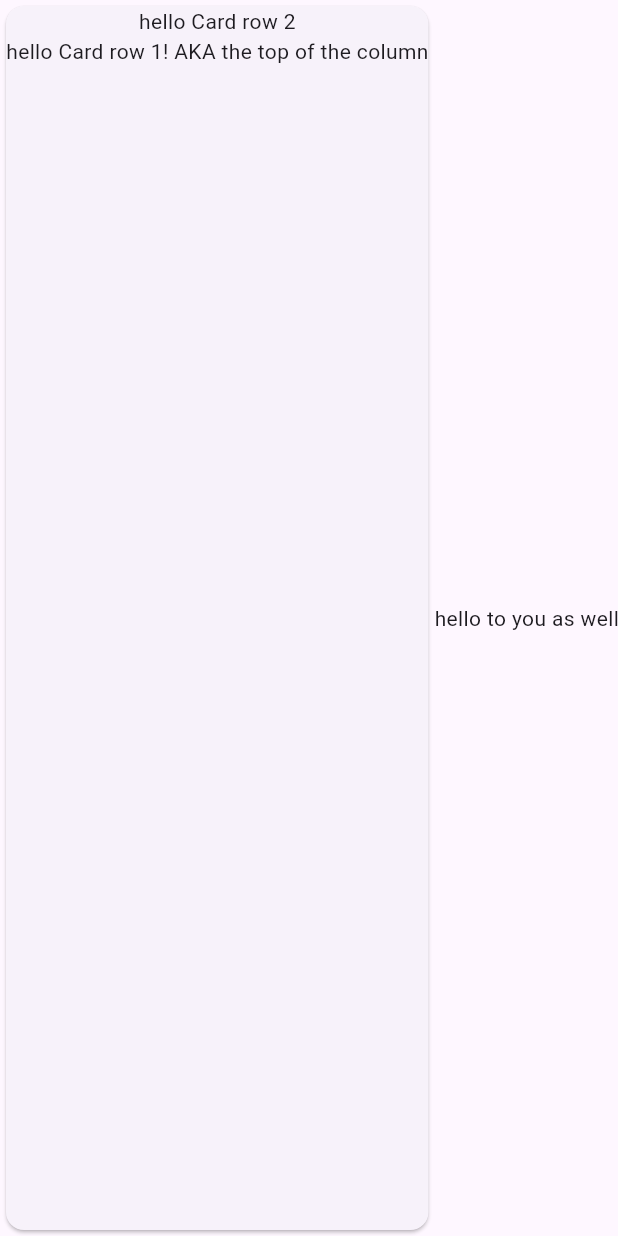
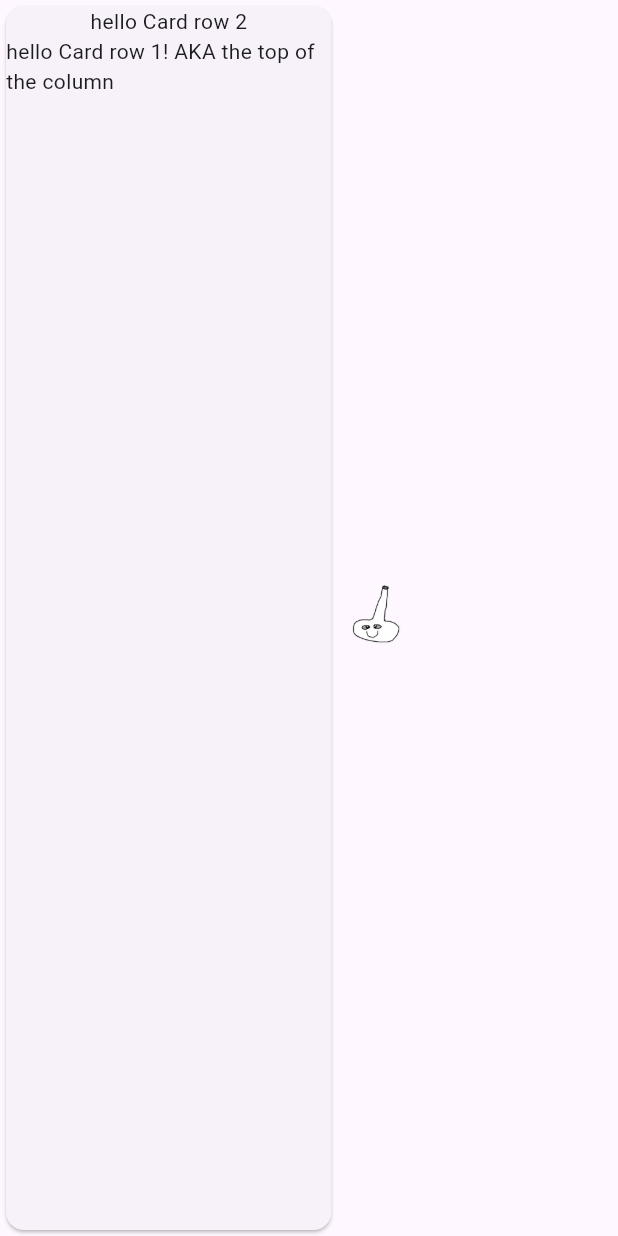
Before and after one commit to abbymachines/flutter-dev-portfolio, a Flutter app: the Item widget shown alone on an empty page, opened directly with sample values from the repository, on a phone screen of 412 x 824 dp. Run offline on Flutter 3.47's test engine with Material 2 defaults, Android fonts, the light colour scheme and no system bars; our stand-ins replace flutter_markdown.

Commit message:
implement basic card + image side-by-side in column

```diff
--- a/lib/widgets/items/item.dart
+++ b/lib/widgets/items/item.dart
@@ -73,9 +73,11 @@ class _ItemState extends State<Item> {
         //     ),
         //   ),
         // ),
-        child: const Row(
+        child: Row(
           children: [
-            Card(
+            Container(
+              width: 225,
+              child: Card(
                 child: Column(
                   children: [
                     Text(
@@ -87,7 +89,9 @@ class _ItemState extends State<Item> {
                   ],
                 ),
               ),
-            Text('hello to you as well')
+            ),
+            // Text('hello to you as well')
+            Image.asset(Images.sproutling, width: 50, height: 50),
           ],
         ));
   }
```
Lines whose indentation alone changed are shown as unchanged.
